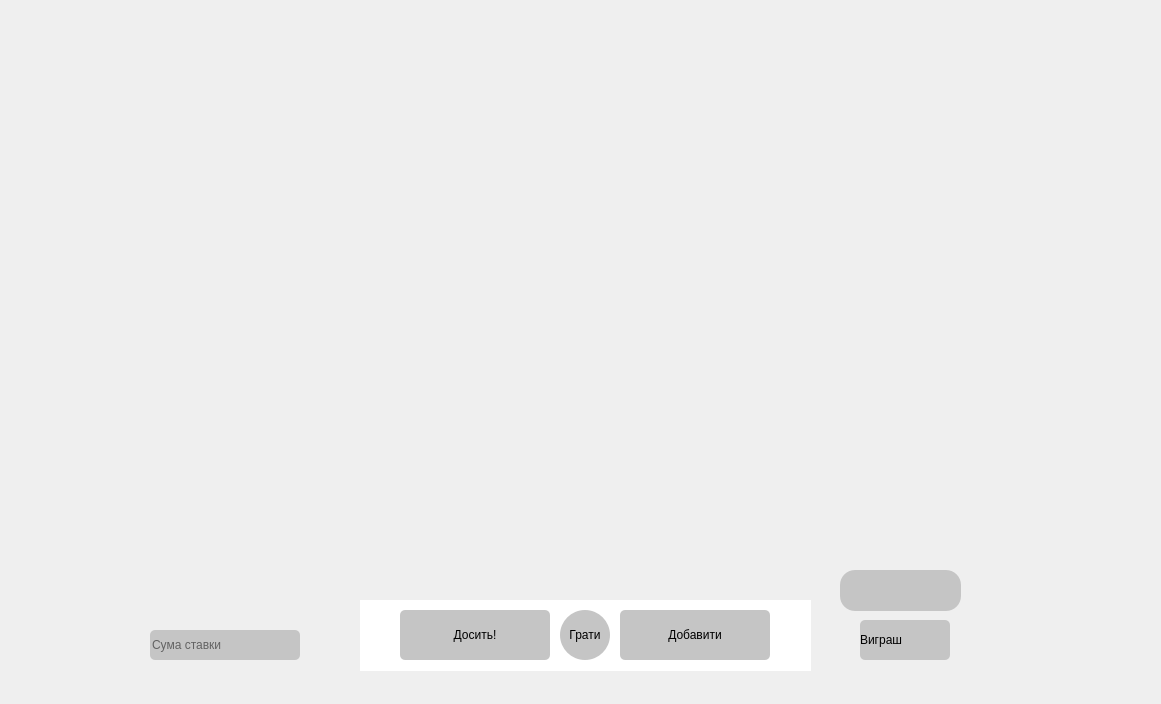
Before: the Qt Designer form blackjack.ui in Barsh4ec/Authorization, drawn with Qt 5.
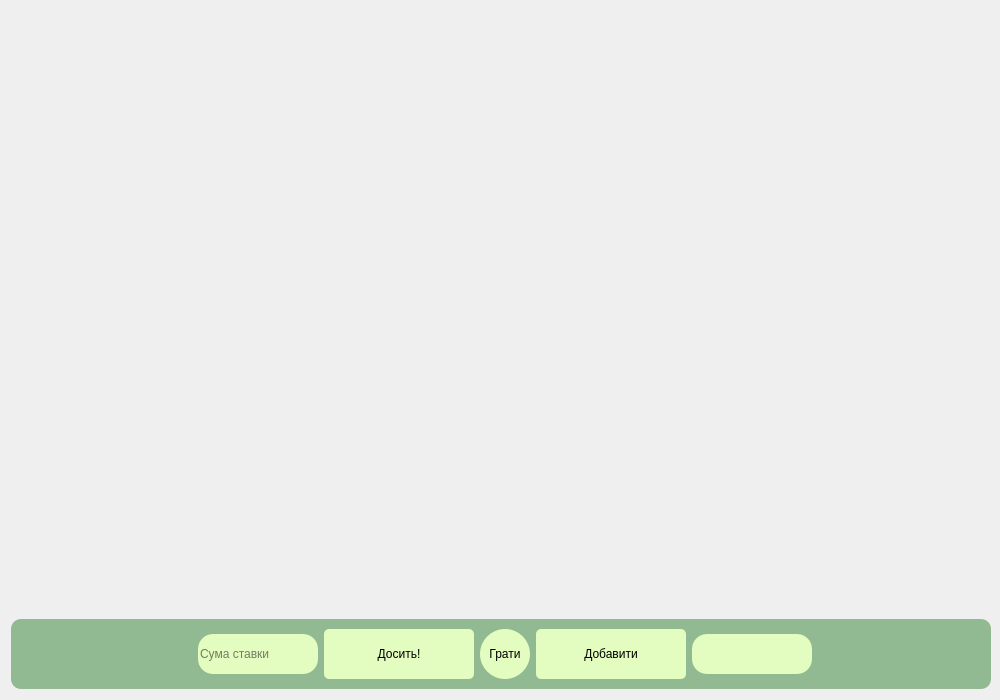
After: the same form once the commit is applied. Icons and pictures are not drawn.

Commit message: Filan Changes+ Crash, +BlackJack

What changed in the file:
```diff
--- a/blackjack.ui
+++ b/blackjack.ui
@@ -6,22 +6,24 @@
    <rect>
     <x>0</x>
     <y>0</y>
-    <width>1161</width>
-    <height>704</height>
+    <width>1000</width>
+    <height>700</height>
    </rect>
   </property>
+  <property name="minimumSize">
+   <size>
+    <width>1000</width>
+    <height>700</height>
+   </size>
+  </property>
   <property name="windowTitle">
    <string>Form</string>
   </property>
+  <layout class="QGridLayout" name="gridLayout_2">
+   <item row="0" column="0">
+    <layout class="QVBoxLayout" name="verticalLayout_3">
+     <item>
   <widget class="QPushButton" name="BackToMain">
-   <property name="geometry">
-    <rect>
-     <x>10</x>
-     <y>10</y>
-     <width>40</width>
-     <height>61</height>
-    </rect>
-   </property>
    <property name="minimumSize">
     <size>
      <width>40</width>
@@ -55,30 +57,364 @@
     <string/>
    </property>
   </widget>
+     </item>
+     <item>
+      <spacer name="verticalSpacer_9">
+       <property name="orientation">
+        <enum>Qt::Vertical</enum>
+       </property>
+       <property name="sizeHint" stdset="0">
+        <size>
+         <width>20</width>
+         <height>536</height>
+        </size>
+       </property>
+      </spacer>
+     </item>
+    </layout>
+   </item>
+   <item row="0" column="1">
+    <layout class="QVBoxLayout" name="verticalLayout_2">
+     <item>
+      <spacer name="verticalSpacer_3">
+       <property name="orientation">
+        <enum>Qt::Vertical</enum>
+       </property>
+       <property name="sizeHint" stdset="0">
+        <size>
+         <width>20</width>
+         <height>178</height>
+        </size>
+       </property>
+      </spacer>
+     </item>
+     <item>
+      <widget class="QLabel" name="Result_label">
+       <property name="minimumSize">
+        <size>
+         <width>291</width>
+         <height>121</height>
+        </size>
+       </property>
+       <property name="maximumSize">
+        <size>
+         <width>291</width>
+         <height>121</height>
+        </size>
+       </property>
+       <property name="font">
+        <font>
+         <pointsize>36</pointsize>
+        </font>
+       </property>
+       <property name="text">
+        <string/>
+       </property>
+      </widget>
+     </item>
+     <item>
+      <spacer name="verticalSpacer_2">
+       <property name="orientation">
+        <enum>Qt::Vertical</enum>
+       </property>
+       <property name="sizeHint" stdset="0">
+        <size>
+         <width>20</width>
+         <height>258</height>
+        </size>
+       </property>
+      </spacer>
+     </item>
+    </layout>
+   </item>
+   <item row="0" column="2">
+    <spacer name="horizontalSpacer">
+     <property name="orientation">
+      <enum>Qt::Horizontal</enum>
+     </property>
+     <property name="sizeHint" stdset="0">
+      <size>
+       <width>7</width>
+       <height>601</height>
+      </size>
+     </property>
+    </spacer>
+   </item>
+   <item row="0" column="3">
+    <layout class="QGridLayout" name="gridLayout">
+     <item row="0" column="0">
+      <spacer name="verticalSpacer_8">
+       <property name="orientation">
+        <enum>Qt::Vertical</enum>
+       </property>
+       <property name="sizeHint" stdset="0">
+        <size>
+         <width>17</width>
+         <height>13</height>
+        </size>
+       </property>
+      </spacer>
+     </item>
+     <item row="1" column="0">
+      <widget class="QWidget" name="widget_2" native="true">
+       <property name="minimumSize">
+        <size>
+         <width>310</width>
+         <height>260</height>
+        </size>
+       </property>
+       <property name="maximumSize">
+        <size>
+         <width>310</width>
+         <height>260</height>
+        </size>
+       </property>
+       <widget class="QLabel" name="Dealer_Card_Label5">
+        <property name="geometry">
+         <rect>
+          <x>140</x>
+          <y>10</y>
+          <width>100</width>
+          <height>150</height>
+         </rect>
+        </property>
+        <property name="minimumSize">
+         <size>
+          <width>100</width>
+          <height>150</height>
+         </size>
+        </property>
+        <property name="maximumSize">
+         <size>
+          <width>100</width>
+          <height>150</height>
+         </size>
+        </property>
+        <property name="styleSheet">
+         <string notr="true"/>
+        </property>
+        <property name="text">
+         <string/>
+        </property>
+       </widget>
+       <widget class="QLabel" name="Dealer_Card_Label4">
+        <property name="geometry">
+         <rect>
+          <x>120</x>
+          <y>10</y>
+          <width>100</width>
+          <height>150</height>
+         </rect>
+        </property>
+        <property name="minimumSize">
+         <size>
+          <width>100</width>
+          <height>150</height>
+         </size>
+        </property>
+        <property name="maximumSize">
+         <size>
+          <width>100</width>
+          <height>150</height>
+         </size>
+        </property>
+        <property name="styleSheet">
+         <string notr="true"/>
+        </property>
+        <property name="text">
+         <string/>
+        </property>
+       </widget>
+       <widget class="QLabel" name="Dealer_Card_Label2">
+        <property name="geometry">
+         <rect>
+          <x>80</x>
+          <y>10</y>
+          <width>100</width>
+          <height>150</height>
+         </rect>
+        </property>
+        <property name="minimumSize">
+         <size>
+          <width>100</width>
+          <height>150</height>
+         </size>
+        </property>
+        <property name="maximumSize">
+         <size>
+          <width>100</width>
+          <height>150</height>
+         </size>
+        </property>
+        <property name="styleSheet">
+         <string notr="true"/>
+        </property>
+        <property name="text">
+         <string/>
+        </property>
+       </widget>
+       <widget class="QLabel" name="Dealer_Card_Label3">
+        <property name="geometry">
+         <rect>
+          <x>100</x>
+          <y>10</y>
+          <width>100</width>
+          <height>150</height>
+         </rect>
+        </property>
+        <property name="minimumSize">
+         <size>
+          <width>100</width>
+          <height>150</height>
+         </size>
+        </property>
+        <property name="maximumSize">
+         <size>
+          <width>100</width>
+          <height>150</height>
+         </size>
+        </property>
+        <property name="styleSheet">
+         <string notr="true"/>
+        </property>
+        <property name="text">
+         <string/>
+        </property>
+       </widget>
+       <widget class="QLabel" name="Dealer_Card_Label1">
+        <property name="geometry">
+         <rect>
+          <x>60</x>
+          <y>10</y>
+          <width>100</width>
+          <height>150</height>
+         </rect>
+        </property>
+        <property name="minimumSize">
+         <size>
+          <width>100</width>
+          <height>150</height>
+         </size>
+        </property>
+        <property name="maximumSize">
+         <size>
+          <width>100</width>
+          <height>150</height>
+         </size>
+        </property>
+        <property name="styleSheet">
+         <string notr="true"/>
+        </property>
+        <property name="text">
+         <string/>
+        </property>
+       </widget>
+       <zorder>Dealer_Card_Label1</zorder>
+       <zorder>Dealer_Card_Label2</zorder>
+       <zorder>Dealer_Card_Label3</zorder>
+       <zorder>Dealer_Card_Label4</zorder>
+       <zorder>Dealer_Card_Label5</zorder>
+      </widget>
+     </item>
+     <item row="1" column="1">
+      <widget class="QLabel" name="dealer_score_label">
+       <property name="minimumSize">
+        <size>
+         <width>61</width>
+         <height>41</height>
+        </size>
+       </property>
+       <property name="maximumSize">
+        <size>
+         <width>61</width>
+         <height>41</height>
+        </size>
+       </property>
+       <property name="font">
+        <font>
+         <pointsize>22</pointsize>
+        </font>
+       </property>
+       <property name="text">
+        <string/>
+       </property>
+      </widget>
+     </item>
+     <item row="2" column="0">
+      <spacer name="verticalSpacer_4">
+       <property name="orientation">
+        <enum>Qt::Vertical</enum>
+       </property>
+       <property name="sizeHint" stdset="0">
+        <size>
+         <width>17</width>
+         <height>18</height>
+        </size>
+       </property>
+      </spacer>
+     </item>
+     <item row="3" column="0">
+      <widget class="QWidget" name="widget" native="true">
+       <property name="minimumSize">
+        <size>
+         <width>310</width>
+         <height>260</height>
+        </size>
+       </property>
+       <property name="maximumSize">
+        <size>
+         <width>310</width>
+         <height>260</height>
+        </size>
+       </property>
+       <widget class="QLabel" name="Fiveth_Card_Label">
+        <property name="geometry">
+         <rect>
+          <x>150</x>
+          <y>20</y>
+          <width>150</width>
+          <height>225</height>
+         </rect>
+        </property>
+        <property name="minimumSize">
+         <size>
+          <width>150</width>
+          <height>225</height>
+         </size>
+        </property>
+        <property name="maximumSize">
+         <size>
+          <width>150</width>
+          <height>225</height>
+         </size>
+        </property>
+        <property name="styleSheet">
+         <string notr="true"/>
+        </property>
+        <property name="text">
+         <string/>
+        </property>
+       </widget>
   <widget class="QLabel" name="First_Card_Label">
    <property name="geometry">
     <rect>
-     <x>500</x>
-     <y>320</y>
+          <x>25</x>
+          <y>20</y>
      <width>150</width>
      <height>225</height>
     </rect>
    </property>
-   <property name="styleSheet">
-    <string notr="true"/>
-   </property>
-   <property name="text">
-    <string/>
-   </property>
-  </widget>
-  <widget class="QLabel" name="Second_Card_Label">
-   <property name="geometry">
-    <rect>
-     <x>530</x>
-     <y>320</y>
+        <property name="minimumSize">
+         <size>
+          <width>150</width>
+          <height>225</height>
+         </size>
+        </property>
+        <property name="maximumSize">
+         <size>
      <width>150</width>
      <height>225</height>
-    </rect>
+         </size>
    </property>
    <property name="styleSheet">
     <string notr="true"/>
@@ -90,11 +426,51 @@
   <widget class="QLabel" name="Third_Card_Label">
    <property name="geometry">
     <rect>
-     <x>560</x>
-     <y>320</y>
+          <x>85</x>
+          <y>20</y>
      <width>150</width>
      <height>225</height>
     </rect>
+        </property>
+        <property name="minimumSize">
+         <size>
+          <width>150</width>
+          <height>225</height>
+         </size>
+        </property>
+        <property name="maximumSize">
+         <size>
+          <width>150</width>
+          <height>225</height>
+         </size>
+        </property>
+        <property name="styleSheet">
+         <string notr="true"/>
+        </property>
+        <property name="text">
+         <string/>
+        </property>
+       </widget>
+       <widget class="QLabel" name="Second_Card_Label">
+        <property name="geometry">
+         <rect>
+          <x>55</x>
+          <y>20</y>
+          <width>150</width>
+          <height>225</height>
+         </rect>
+        </property>
+        <property name="minimumSize">
+         <size>
+          <width>150</width>
+          <height>225</height>
+         </size>
+        </property>
+        <property name="maximumSize">
+         <size>
+          <width>150</width>
+          <height>225</height>
+         </size>
    </property>
    <property name="styleSheet">
     <string notr="true"/>
@@ -106,12 +482,24 @@
   <widget class="QLabel" name="Fourth_Card_Label">
    <property name="geometry">
     <rect>
-     <x>590</x>
-     <y>320</y>
+          <x>115</x>
+          <y>20</y>
      <width>150</width>
      <height>225</height>
     </rect>
    </property>
+        <property name="minimumSize">
+         <size>
+          <width>150</width>
+          <height>225</height>
+         </size>
+        </property>
+        <property name="maximumSize">
+         <size>
+          <width>150</width>
+          <height>225</height>
+         </size>
+        </property>
    <property name="styleSheet">
     <string notr="true"/>
    </property>
@@ -119,50 +507,197 @@
     <string/>
    </property>
   </widget>
-  <widget class="QLabel" name="Fiveth_Card_Label">
-   <property name="geometry">
-    <rect>
-     <x>620</x>
-     <y>320</y>
-     <width>150</width>
-     <height>225</height>
-    </rect>
-   </property>
+       <zorder>First_Card_Label</zorder>
+       <zorder>Second_Card_Label</zorder>
+       <zorder>Third_Card_Label</zorder>
+       <zorder>Fourth_Card_Label</zorder>
+       <zorder>Fiveth_Card_Label</zorder>
+      </widget>
+     </item>
+     <item row="3" column="1">
+      <widget class="QLabel" name="player_score_label">
+       <property name="minimumSize">
+        <size>
+         <width>61</width>
+         <height>41</height>
+        </size>
+       </property>
+       <property name="maximumSize">
+        <size>
+         <width>61</width>
+         <height>41</height>
+        </size>
+       </property>
+       <property name="font">
+        <font>
+         <pointsize>22</pointsize>
+        </font>
+       </property>
+       <property name="text">
+        <string/>
+       </property>
+      </widget>
+     </item>
+     <item row="4" column="0">
+      <spacer name="verticalSpacer">
+       <property name="orientation">
+        <enum>Qt::Vertical</enum>
+       </property>
+       <property name="sizeHint" stdset="0">
+        <size>
+         <width>17</width>
+         <height>18</height>
+        </size>
+       </property>
+      </spacer>
+     </item>
+    </layout>
+   </item>
+   <item row="0" column="4">
+    <spacer name="horizontalSpacer_2">
+     <property name="orientation">
+      <enum>Qt::Horizontal</enum>
+     </property>
+     <property name="sizeHint" stdset="0">
+      <size>
+       <width>7</width>
+       <height>20</height>
+      </size>
+     </property>
+    </spacer>
+   </item>
+   <item row="0" column="5">
+    <layout class="QHBoxLayout" name="horizontalLayout">
+     <item>
+      <spacer name="horizontalSpacer_3">
+       <property name="orientation">
+        <enum>Qt::Horizontal</enum>
+       </property>
+       <property name="sizeHint" stdset="0">
+        <size>
+         <width>182</width>
+         <height>601</height>
+        </size>
+       </property>
+      </spacer>
+     </item>
+     <item>
+      <layout class="QVBoxLayout" name="verticalLayout">
+       <item>
+        <widget class="QPushButton" name="info">
+         <property name="minimumSize">
+          <size>
+           <width>32</width>
+           <height>32</height>
+          </size>
+         </property>
+         <property name="maximumSize">
+          <size>
+           <width>32</width>
+           <height>32</height>
+          </size>
+         </property>
    <property name="styleSheet">
-    <string notr="true"/>
+          <string notr="true">QPushButton{
+	background: transparent;
+	background-image: url(:/resources/png/info.png);
+	border-style: solid;
+    border-width: 0px;
+	border-color: #051a39;
+}
+
+QPushButton:hover {
+	background: transparent;
+	background-image: url(:/resources/png/information.png);
+	border-style: solid;
+    border-width: 0px;
+	border-color: #051a39;
+}</string>
    </property>
    <property name="text">
     <string/>
    </property>
   </widget>
+       </item>
+       <item>
+        <spacer name="verticalSpacer_5">
+         <property name="orientation">
+          <enum>Qt::Vertical</enum>
+         </property>
+         <property name="sizeHint" stdset="0">
+          <size>
+           <width>20</width>
+           <height>548</height>
+          </size>
+         </property>
+        </spacer>
+       </item>
+      </layout>
+     </item>
+    </layout>
+   </item>
+   <item row="1" column="0" colspan="6">
+    <widget class="QFrame" name="frame">
+     <property name="minimumSize">
+      <size>
+       <width>980</width>
+       <height>70</height>
+      </size>
+     </property>
+     <property name="maximumSize">
+      <size>
+       <width>1920</width>
+       <height>70</height>
+      </size>
+     </property>
+     <property name="styleSheet">
+      <string notr="true">background: #92BA92;
+border-radius: 10px;</string>
+     </property>
+     <property name="frameShape">
+      <enum>QFrame::StyledPanel</enum>
+     </property>
+     <property name="frameShadow">
+      <enum>QFrame::Raised</enum>
+     </property>
+     <layout class="QHBoxLayout" name="horizontalLayout_5">
+      <item>
+       <layout class="QHBoxLayout" name="horizontalLayout_2">
+        <item>
+         <spacer name="horizontalSpacer_6">
+          <property name="orientation">
+           <enum>Qt::Horizontal</enum>
+          </property>
+          <property name="sizeHint" stdset="0">
+           <size>
+            <width>178</width>
+            <height>20</height>
+           </size>
+          </property>
+         </spacer>
+        </item>
+        <item>
   <widget class="QLineEdit" name="summa_stavky">
-   <property name="geometry">
-    <rect>
-     <x>150</x>
-     <y>630</y>
-     <width>150</width>
-     <height>30</height>
-    </rect>
-   </property>
    <property name="minimumSize">
     <size>
-     <width>150</width>
-     <height>30</height>
+            <width>120</width>
+            <height>40</height>
     </size>
    </property>
    <property name="maximumSize">
     <size>
-     <width>150</width>
-     <height>30</height>
+            <width>120</width>
+            <height>40</height>
     </size>
    </property>
    <property name="whatsThis">
     <string>&lt;html&gt;&lt;head/&gt;&lt;body&gt;&lt;p&gt;&lt;br/&gt;&lt;/p&gt;&lt;/body&gt;&lt;/html&gt;</string>
    </property>
    <property name="styleSheet">
-    <string notr="true">border-radius: 5px;
+           <string notr="true">border-radius: 15px;
 background :#C5c5c5;
-color:black;</string>
+color:black;
+background :#E3FCBF;</string>
    </property>
    <property name="text">
     <string/>
@@ -180,70 +715,34 @@
     <bool>false</bool>
    </property>
   </widget>
-  <widget class="QLabel" name="userbalance">
-   <property name="geometry">
-    <rect>
-     <x>840</x>
-     <y>570</y>
-     <width>121</width>
-     <height>41</height>
-    </rect>
-   </property>
+        </item>
+        <item>
+         <widget class="QPushButton" name="Stay">
    <property name="minimumSize">
     <size>
-     <width>121</width>
-     <height>41</height>
+            <width>150</width>
+            <height>50</height>
     </size>
    </property>
    <property name="maximumSize">
     <size>
-     <width>121</width>
-     <height>41</height>
+            <width>150</width>
+            <height>50</height>
     </size>
    </property>
    <property name="styleSheet">
-    <string notr="true">background: #C5c5c5;
-font: 16pt &quot;Tahoma&quot;;
-border-radius: 15px;
-color:black;</string>
+           <string notr="true">border-radius:5px;
+background-color:#C5c5c5;
+color:black;
+background :#E3FCBF;</string>
    </property>
    <property name="text">
-    <string/>
-   </property>
-  </widget>
-  <widget class="QLabel" name="Win">
-   <property name="geometry">
-    <rect>
-     <x>860</x>
-     <y>620</y>
-     <width>90</width>
-     <height>40</height>
-    </rect>
-   </property>
-   <property name="maximumSize">
-    <size>
-     <width>90</width>
-     <height>40</height>
-    </size>
-   </property>
-   <property name="styleSheet">
-    <string notr="true">background-color:#C5c5c5;
-border-radius:5px;
-color:black;</string>
-   </property>
-   <property name="text">
-    <string>Виграш</string>
-   </property>
-  </widget>
+           <string>Досить!</string>
+          </property>
+         </widget>
+        </item>
+        <item>
   <widget class="QPushButton" name="StartGame">
-   <property name="geometry">
-    <rect>
-     <x>560</x>
-     <y>610</y>
-     <width>50</width>
-     <height>50</height>
-    </rect>
-   </property>
    <property name="minimumSize">
     <size>
      <width>50</width>
@@ -259,101 +758,16 @@
    <property name="styleSheet">
     <string notr="true">border-radius:25px;
 background-color:#C5c5c5;
-color:black;</string>
+color:black;
+background :#E3FCBF;</string>
    </property>
    <property name="text">
     <string>Грати</string>
    </property>
   </widget>
-  <widget class="QLabel" name="Dealer_Card_Label1">
-   <property name="geometry">
-    <rect>
-     <x>530</x>
-     <y>20</y>
-     <width>100</width>
-     <height>150</height>
-    </rect>
-   </property>
-   <property name="styleSheet">
-    <string notr="true"/>
-   </property>
-   <property name="text">
-    <string/>
-   </property>
-  </widget>
-  <widget class="QLabel" name="Dealer_Card_Label2">
-   <property name="geometry">
-    <rect>
-     <x>550</x>
-     <y>20</y>
-     <width>100</width>
-     <height>150</height>
-    </rect>
-   </property>
-   <property name="styleSheet">
-    <string notr="true"/>
-   </property>
-   <property name="text">
-    <string/>
-   </property>
-  </widget>
-  <widget class="QLabel" name="Dealer_Card_Label3">
-   <property name="geometry">
-    <rect>
-     <x>570</x>
-     <y>20</y>
-     <width>100</width>
-     <height>150</height>
-    </rect>
-   </property>
-   <property name="styleSheet">
-    <string notr="true"/>
-   </property>
-   <property name="text">
-    <string/>
-   </property>
-  </widget>
-  <widget class="QLabel" name="Dealer_Card_Label4">
-   <property name="geometry">
-    <rect>
-     <x>590</x>
-     <y>20</y>
-     <width>100</width>
-     <height>150</height>
-    </rect>
-   </property>
-   <property name="styleSheet">
-    <string notr="true"/>
-   </property>
-   <property name="text">
-    <string/>
-   </property>
-  </widget>
-  <widget class="QLabel" name="Dealer_Card_Label5">
-   <property name="geometry">
-    <rect>
-     <x>610</x>
-     <y>20</y>
-     <width>100</width>
-     <height>150</height>
-    </rect>
-   </property>
-   <property name="styleSheet">
-    <string notr="true"/>
-   </property>
-   <property name="text">
-    <string/>
-   </property>
-  </widget>
+        </item>
+        <item>
   <widget class="QPushButton" name="Add">
-   <property name="geometry">
-    <rect>
-     <x>620</x>
-     <y>610</y>
-     <width>150</width>
-     <height>50</height>
-    </rect>
-   </property>
    <property name="minimumSize">
     <size>
      <width>150</width>
@@ -369,133 +783,60 @@
    <property name="styleSheet">
     <string notr="true">border-radius:5px;
 background-color:#C5c5c5;
-color:black;</string>
+color:black;
+background :#E3FCBF;</string>
    </property>
    <property name="text">
     <string>Добавити</string>
    </property>
   </widget>
-  <widget class="QPushButton" name="Stay">
-   <property name="geometry">
-    <rect>
-     <x>400</x>
-     <y>610</y>
-     <width>150</width>
-     <height>50</height>
-    </rect>
-   </property>
+        </item>
+        <item>
+         <widget class="QLabel" name="userbalance">
    <property name="minimumSize">
     <size>
-     <width>150</width>
-     <height>50</height>
+            <width>120</width>
+            <height>40</height>
     </size>
    </property>
    <property name="maximumSize">
     <size>
-     <width>150</width>
-     <height>50</height>
+            <width>120</width>
+            <height>40</height>
     </size>
    </property>
    <property name="styleSheet">
-    <string notr="true">border-radius:5px;
-background-color:#C5c5c5;
-color:black;</string>
+           <string notr="true">background: #C5c5c5;
+font: 16pt &quot;Tahoma&quot;;
+border-radius: 15px;
+color:black;
+background :#E3FCBF;
+</string>
    </property>
    <property name="text">
-    <string>Досить!</string>
-   </property>
-  </widget>
-  <widget class="QLabel" name="label">
-   <property name="geometry">
-    <rect>
-     <x>360</x>
-     <y>600</y>
-     <width>451</width>
-     <height>71</height>
-    </rect>
-   </property>
-   <property name="styleSheet">
-    <string notr="true">background:white;</string>
-   </property>
-   <property name="text">
     <string/>
    </property>
   </widget>
-  <widget class="QLabel" name="player_score_label">
-   <property name="geometry">
-    <rect>
-     <x>560</x>
-     <y>550</y>
-     <width>61</width>
-     <height>41</height>
-    </rect>
-   </property>
-   <property name="font">
-    <font>
-     <pointsize>22</pointsize>
-    </font>
-   </property>
-   <property name="text">
-    <string/>
-   </property>
-  </widget>
-  <widget class="QLabel" name="dealer_score_label">
-   <property name="geometry">
-    <rect>
-     <x>370</x>
-     <y>10</y>
-     <width>61</width>
-     <height>41</height>
-    </rect>
-   </property>
-   <property name="font">
-    <font>
-     <pointsize>22</pointsize>
-    </font>
-   </property>
-   <property name="text">
-    <string/>
-   </property>
-  </widget>
-  <widget class="QLabel" name="Result_label">
-   <property name="geometry">
-    <rect>
-     <x>920</x>
-     <y>310</y>
-     <width>221</width>
-     <height>91</height>
-    </rect>
-   </property>
-   <property name="font">
-    <font>
-     <pointsize>28</pointsize>
-    </font>
-   </property>
-   <property name="text">
-    <string/>
-   </property>
-  </widget>
-  <zorder>label</zorder>
-  <zorder>BackToMain</zorder>
-  <zorder>First_Card_Label</zorder>
-  <zorder>Second_Card_Label</zorder>
-  <zorder>Third_Card_Label</zorder>
-  <zorder>Fourth_Card_Label</zorder>
-  <zorder>Fiveth_Card_Label</zorder>
-  <zorder>summa_stavky</zorder>
-  <zorder>userbalance</zorder>
-  <zorder>Win</zorder>
-  <zorder>StartGame</zorder>
-  <zorder>Dealer_Card_Label1</zorder>
-  <zorder>Dealer_Card_Label2</zorder>
-  <zorder>Dealer_Card_Label3</zorder>
-  <zorder>Dealer_Card_Label4</zorder>
-  <zorder>Dealer_Card_Label5</zorder>
-  <zorder>Add</zorder>
-  <zorder>Stay</zorder>
-  <zorder>player_score_label</zorder>
-  <zorder>dealer_score_label</zorder>
-  <zorder>Result_label</zorder>
+        </item>
+        <item>
+         <spacer name="horizontalSpacer_7">
+          <property name="orientation">
+           <enum>Qt::Horizontal</enum>
+          </property>
+          <property name="sizeHint" stdset="0">
+           <size>
+            <width>128</width>
+            <height>20</height>
+           </size>
+          </property>
+         </spacer>
+        </item>
+       </layout>
+      </item>
+     </layout>
+    </widget>
+   </item>
+  </layout>
  </widget>
  <resources/>
  <connections/>
```
Lines whose indentation alone changed are shown as unchanged. The commit also changes 39 other files.
